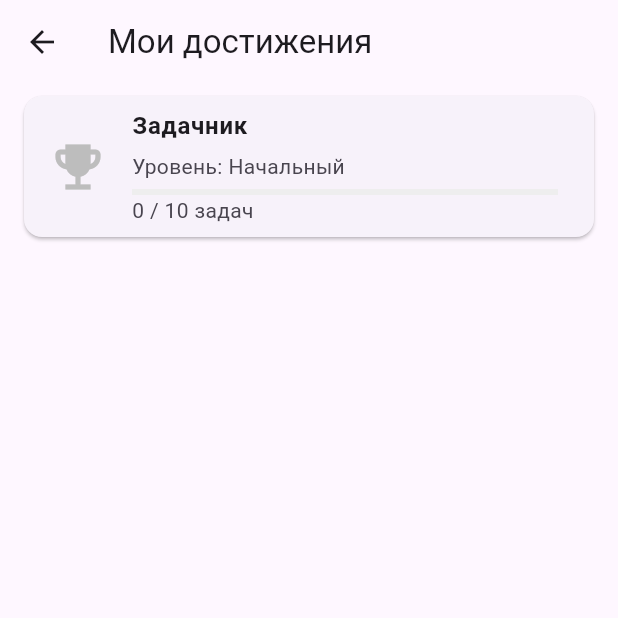
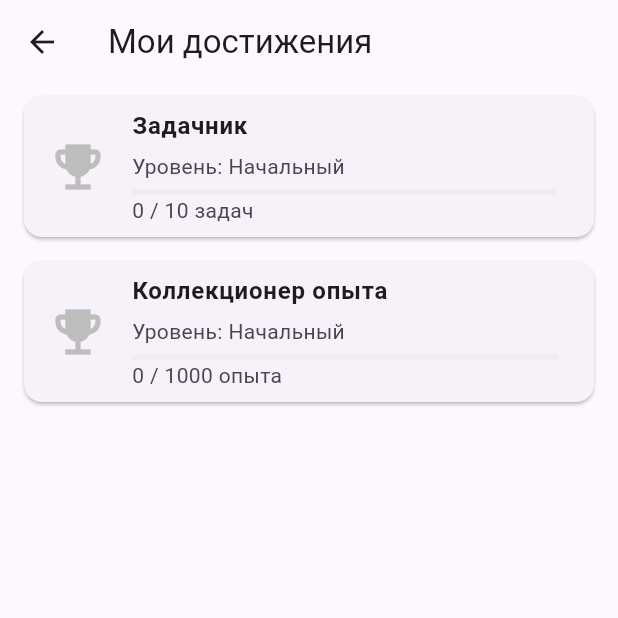
Before and after one commit to Glevob/my_rpg_app, a Flutter app: the AchievementsScreen screen opened directly with empty values, on a phone screen of 412 x 824 dp, the top half of it. Run offline on Flutter 3.47's test engine with Material 3 defaults, Android fonts, the phone set to English and light mode, and no system bars; our stand-ins replace mask_text_input_formatter, shared_preferences; accounts and stored records are empty.

Commit message:
achievements_xp

```diff
--- a/lib/screens/achievements_screen.dart
+++ b/lib/screens/achievements_screen.dart
@@ -11,6 +11,16 @@ class AchievementsScreen extends StatelessWidget {
     required this.totalTasks,
     required this.currentLevel,
   });
+
+  String getProgressSuffix(String id) {
+    switch (id) {
+      case 'xp_collector':
+        return "опыта";
+      case 'tasks_done':
+      default:
+        return "задач";
+    }
+  }
 
   @override
   Widget build(BuildContext context) {
@@ -42,7 +52,7 @@ class AchievementsScreen extends StatelessWidget {
                   const SizedBox(height: 5),
                   // Полоска прогресса
                   LinearProgressIndicator(value: progressValue, backgroundColor: Colors.grey[200]),
-                  Text("${ach.currentProgress} / $maxThreshold задач"),
+                  Text("${ach.currentProgress} / $maxThreshold ${getProgressSuffix(ach.id)}"),
                 ],
               ),
             ),
--- a/lib/utils/achievement_manager.dart
+++ b/lib/utils/achievement_manager.dart
@@ -8,9 +8,25 @@ class AchievementManager {
       id: "tasks_done",
       title: "Задачник",
       levelTitles: ["Ученик", "Мастер", "Гуру"],
-      thresholds: [10, 50, 100],
+      thresholds: [10, 50, 100], // Необходимое количество выполненных задач
+    ),
+    Achievement(
+      id: "xp_collector",
+      title: "Коллекционер опыта",
+      levelTitles: ["Новичок", "Опытный", "Легенда"],
+      thresholds: [1000, 5000, 10000], // Пороги по сумме XP
     ),
   ];
+
+  static Future<void> updateTotalXp(int xp) async {
+    final prefs = await SharedPreferences.getInstance();
+    await prefs.setInt('global_xp_earned', xp);
+  }
+
+  static Future<int> getTotalXp() async {
+    final prefs = await SharedPreferences.getInstance();
+    return prefs.getInt('global_xp_earned') ?? 0;
+  }
 
   static Future<int> incrementTotalCompletions() async {
     final prefs = await SharedPreferences.getInstance();
```
Also changed, not shown: lib/screens/home_screen.dart (+38 -5 lines).
